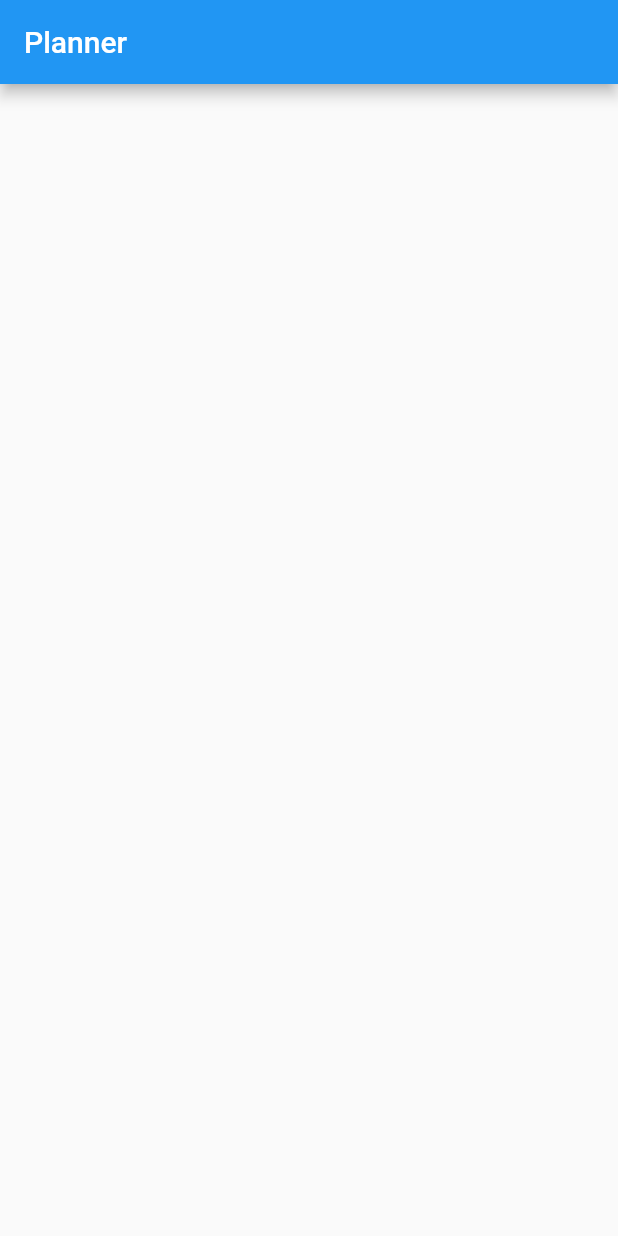
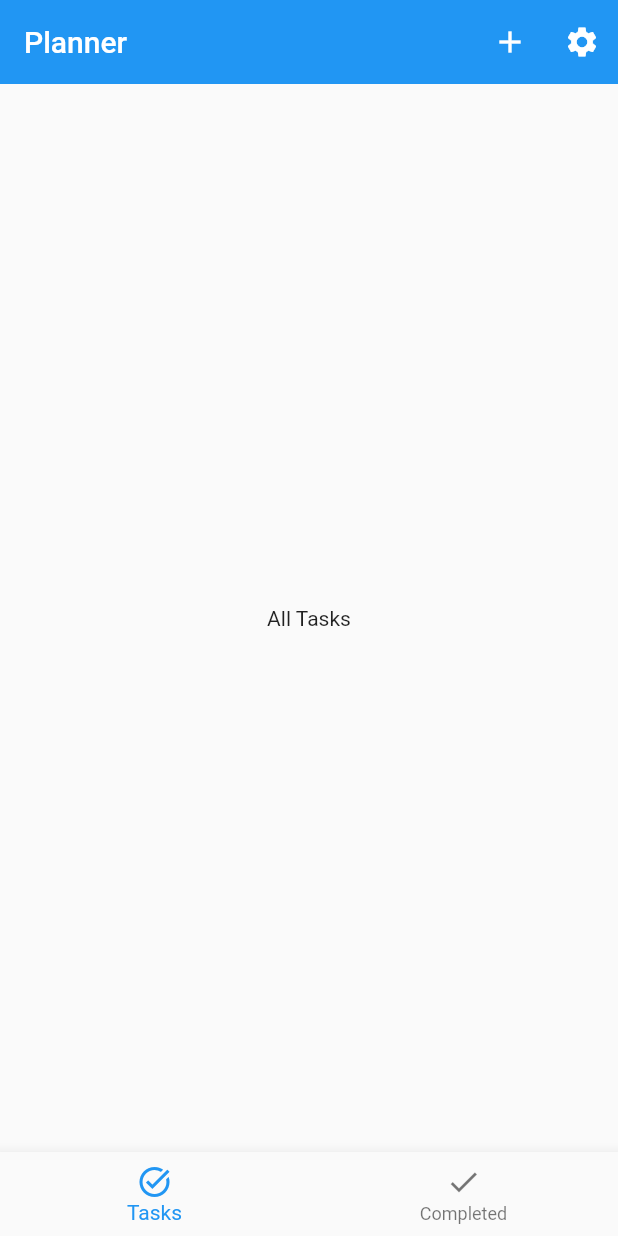
Before and after one commit to Aman-Singh-Walia/planner, a Flutter app: the screen it shows after launch, on a phone screen of 412 x 824 dp. Run offline on Flutter 3.47's test engine with Material 2 defaults, Android fonts, the phone set to English and light mode, and no system bars.

Commit message:
basic design and date_time_picker added

```diff
--- a/lib/main.dart
+++ b/lib/main.dart
@@ -1,4 +1,5 @@
 import 'package:flutter/material.dart';
+import 'package:flutter/services.dart';
 import 'package:planner/pages/home_page.dart';
 
 void main() {
@@ -10,8 +11,15 @@ class MyApp extends StatelessWidget {
 
   @override
   Widget build(BuildContext context) {
-    return const MaterialApp(
-      home: HomePage(),
+    return MaterialApp(
+      theme: ThemeData(
+          appBarTheme: const AppBarTheme(
+              elevation: 0.0,
+              systemOverlayStyle:
+                  SystemUiOverlayStyle(statusBarColor: Colors.transparent),
+              color: Colors.blue)),
+      debugShowCheckedModeBanner: false,
+      home: const HomePage(),
     );
   }
 }
--- a/lib/pages/home_page.dart
+++ b/lib/pages/home_page.dart
@@ -1,4 +1,8 @@
 import 'package:flutter/material.dart';
+import 'package:planner/pages/add_task_page.dart';
+import 'package:planner/pages/settings_page.dart';
+import 'package:planner/widgets/all_tasks.dart';
+import 'package:planner/widgets/completed_tasks.dart';
 
 class HomePage extends StatefulWidget {
   const HomePage({super.key});
@@ -8,10 +12,44 @@ class HomePage extends StatefulWidget {
 }
 
 class _HomePageState extends State<HomePage> {
+  int tabIndex = 0;
+  List<Widget> tabs = const [AllTasks(), CompletedTasks()];
   @override
   Widget build(BuildContext context) {
     return Scaffold(
-      appBar: AppBar(title: const Text('Planner')),
+      appBar: AppBar(
+        title: const Text('Planner'),
+        actions: [
+          IconButton(
+              onPressed: () {
+                Navigator.push(
+                    context,
+                    MaterialPageRoute(
+                        builder: (context) => const AddTaskPage()));
+              },
+              icon: const Icon(Icons.add)),
+          IconButton(
+              onPressed: () {
+                Navigator.push(
+                    context,
+                    MaterialPageRoute(
+                        builder: (context) => const SettingsPage()));
+              },
+              icon: const Icon(Icons.settings))
+        ],
+      ),
+      body: tabs[tabIndex],
+      bottomNavigationBar: BottomNavigationBar(
+          onTap: (v) {
+            setState(() {
+              tabIndex = v;
+            });
+          },
+          currentIndex: tabIndex,
+          items: const [
+            BottomNavigationBarItem(icon: Icon(Icons.task_alt), label: 'Tasks'),
+            BottomNavigationBarItem(icon: Icon(Icons.check), label: 'Completed')
+          ]),
     );
   }
 }
--- /dev/null
+++ b/lib/widgets/all_tasks.dart
@@ -0,0 +1,12 @@
+import 'package:flutter/material.dart';
+
+class AllTasks extends StatelessWidget {
+  const AllTasks({super.key});
+
+  @override
+  Widget build(BuildContext context) {
+    return const Center(
+      child: Text('All Tasks'),
+    );
+  }
+}
```
Also changed, not shown: lib/pages/add_task_page.dart (added, +119 -0 lines), lib/pages/settings_page.dart (added, +23 -0 lines), lib/pages/view_edit_task_page.dart (added, +23 -0 lines), lib/widgets/completed_tasks.dart (added, +12 -0 lines), lib/widgets/date_time_picker.dart (added, +80 -0 lines).
